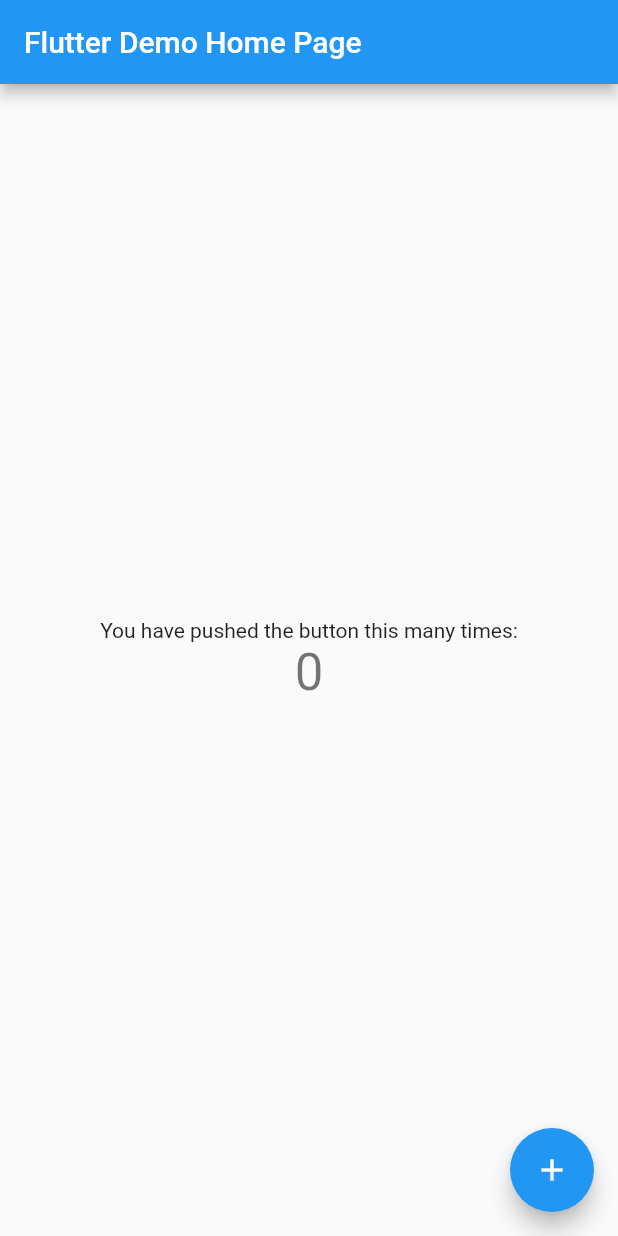
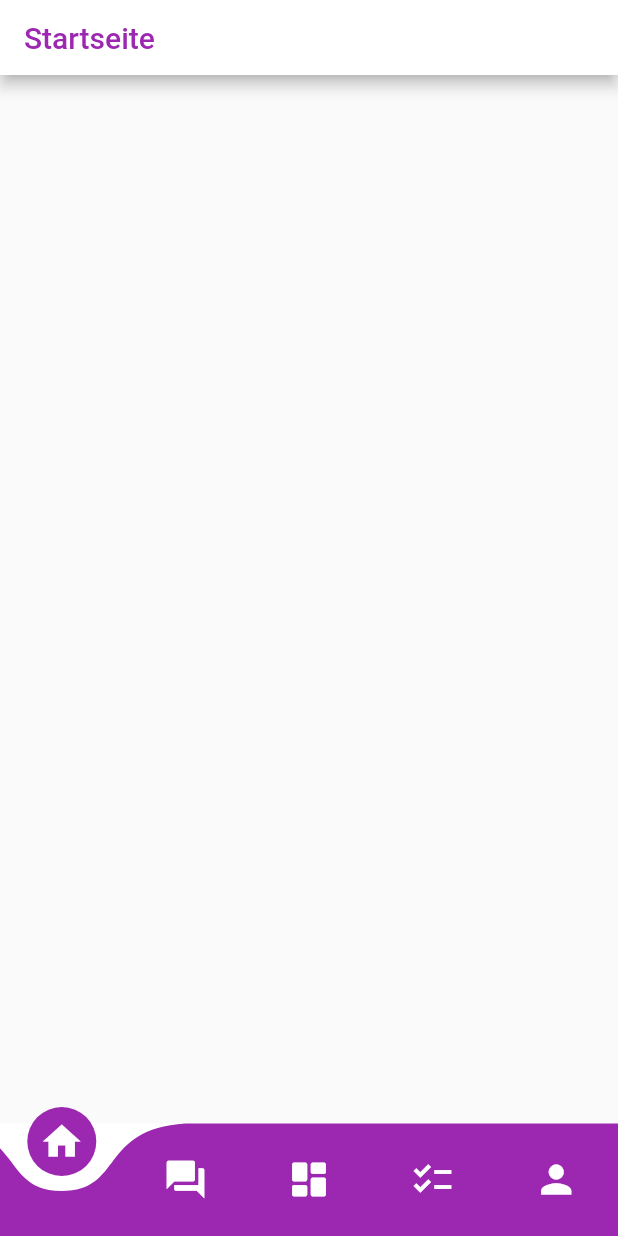
Before and after one commit to Zamaruu/seriousfocus, a Flutter app: the screen it shows after launch, on a phone screen of 412 x 824 dp. Run offline on Flutter 3.47's test engine with Material 2 defaults, Android fonts, the phone set to English and light mode, and no system bars; drawn by our look-alikes of curved_navigation_bar.

Commit message:
main page layout set

```diff
--- a/lib/main.dart
+++ b/lib/main.dart
@@ -1,4 +1,6 @@
 import 'package:flutter/material.dart';
+import 'package:flutter/rendering.dart';
+import 'package:seriousfocus/pages/mainnavigationpage.dart';
 
 void main() {
   runApp(MyApp());
@@ -6,108 +8,16 @@
 
 class MyApp extends StatelessWidget {
   // This widget is the root of your application.
+
   @override
   Widget build(BuildContext context) {
+    debugPaintSizeEnabled = false;
     return MaterialApp(
-      title: 'Flutter Demo',
+      debugShowCheckedModeBanner: false,
       theme: ThemeData(
-        // This is the theme of your application.
-        //
-        // Try running your application with "flutter run". You'll see the
-        // application has a blue toolbar. Then, without quitting the app, try
-        // changing the primarySwatch below to Colors.green and then invoke
-        // "hot reload" (press "r" in the console where you ran "flutter run",
-        // or simply save your changes to "hot reload" in a Flutter IDE).
-        // Notice that the counter didn't reset back to zero; the application
-        // is not restarted.
-        primarySwatch: Colors.blue,
+        primaryColor: Colors.purple
       ),
-      home: MyHomePage(title: 'Flutter Demo Home Page'),
+      home: SeriousFocusMainNavigationPage(),
     );
   }
 }
-
-class MyHomePage extends StatefulWidget {
-  MyHomePage({Key? key, required this.title}) : super(key: key);
-
-  // This widget is the home page of your application. It is stateful, meaning
-  // that it has a State object (defined below) that contains fields that affect
-  // how it looks.
-
-  // This class is the configuration for the state. It holds the values (in this
-  // case the title) provided by the parent (in this case the App widget) and
-  // used by the build method of the State. Fields in a Widget subclass are
-  // always marked "final".
-
-  final String title;
-
-  @override
-  _MyHomePageState createState() => _MyHomePageState();
-}
-
-class _MyHomePageState extends State<MyHomePage> {
-  int _counter = 0;
-
-  void _incrementCounter() {
-    setState(() {
-      // This call to setState tells the Flutter framework that something has
-      // changed in this State, which causes it to rerun the build method below
-      // so that the display can reflect the updated values. If we changed
-      // _counter without calling setState(), then the build method would not be
-      // called again, and so nothing would appear to happen.
-      _counter++;
-    });
-  }
-
-  @override
-  Widget build(BuildContext context) {
-    // This method is rerun every time setState is called, for instance as done
-    // by the _incrementCounter method above.
-    //
-    // The Flutter framework has been optimized to make rerunning build methods
-    // fast, so that you can just rebuild anything that needs updating rather
-    // than having to individually change instances of widgets.
-    return Scaffold(
-      appBar: AppBar(
-        // Here we take the value from the MyHomePage object that was created by
-        // the App.build method, and use it to set our appbar title.
-        title: Text(widget.title),
-      ),
-      body: Center(
-        // Center is a layout widget. It takes a single child and positions it
-        // in the middle of the parent.
-        child: Column(
-          // Column is also a layout widget. It takes a list of children and
-          // arranges them vertically. By default, it sizes itself to fit its
-          // children horizontally, and tries to be as tall as its parent.
-          //
-          // Invoke "debug painting" (press "p" in the console, choose the
-          // "Toggle Debug Paint" action from the Flutter Inspector in Android
-          // Studio, or the "Toggle Debug Paint" command in Visual Studio Code)
-          // to see the wireframe for each widget.
-          //
-          // Column has various properties to control how it sizes itself and
-          // how it positions its children. Here we use mainAxisAlignment to
-          // center the children vertically; the main axis here is the vertical
-          // axis because Columns are vertical (the cross axis would be
-          // horizontal).
-          mainAxisAlignment: MainAxisAlignment.center,
-          children: <Widget>[
-            Text(
-              'You have pushed the button this many times:',
-            ),
-            Text(
-              '$_counter',
-              style: Theme.of(context).textTheme.headline4,
-            ),
-          ],
-        ),
-      ),
-      floatingActionButton: FloatingActionButton(
-        onPressed: _incrementCounter,
-        tooltip: 'Increment',
-        child: Icon(Icons.add),
-      ), // This trailing comma makes auto-formatting nicer for build methods.
-    );
-  }
-}
--- /dev/null
+++ b/lib/pages/forum/forumpage.dart
@@ -0,0 +1,14 @@
+import 'package:flutter/material.dart';
+import 'package:seriousfocus/widgets/global/seriousfocus_scaffold.dart';
+
+class Forumpage extends StatelessWidget {
+  const Forumpage({Key? key}) : super(key: key);
+
+  @override
+  Widget build(BuildContext context) {
+    return SeriousFocusScaffold(
+      showAppBar: true,
+      title: "Forum",
+    );
+  }
+}
--- /dev/null
+++ b/lib/pages/home/homepage.dart
@@ -0,0 +1,14 @@
+import 'package:flutter/material.dart';
+import 'package:seriousfocus/widgets/global/seriousfocus_scaffold.dart';
+
+class Homepage extends StatelessWidget {
+  const Homepage({ Key? key }) : super(key: key);
+
+  @override
+  Widget build(BuildContext context) {
+    return SeriousFocusScaffold(
+      showAppBar: true,
+      title: "Startseite",
+    );
+  }
+}
--- /dev/null
+++ b/lib/pages/learning/learningpage.dart
@@ -0,0 +1,14 @@
+import 'package:flutter/material.dart';
+import 'package:seriousfocus/widgets/global/seriousfocus_scaffold.dart';
+
+class Learningpage extends StatelessWidget {
+  const Learningpage({Key? key}) : super(key: key);
+
+  @override
+  Widget build(BuildContext context) {
+    return SeriousFocusScaffold(
+      showAppBar: true,
+      title: "Karteikarten",
+    );
+  }
+}
--- /dev/null
+++ b/lib/pages/mainnavigationpage.dart
@@ -0,0 +1,58 @@
+import 'package:curved_navigation_bar/curved_navigation_bar.dart';
+import 'package:flutter/material.dart';
+import 'package:seriousfocus/pages/forum/forumpage.dart';
+import 'package:seriousfocus/pages/home/homepage.dart';
+import 'package:seriousfocus/pages/learning/learningpage.dart';
+import 'package:seriousfocus/pages/tasks/taskpage.dart';
+import 'package:seriousfocus/pages/user/userpage.dart';
+import 'package:seriousfocus/widgets/global/seriousfocus_scaffold.dart';
+
+class SeriousFocusMainNavigationPage extends StatefulWidget {
+  const SeriousFocusMainNavigationPage({ Key? key }) : super(key: key);
+
+  @override
+  _SeriousFocusMainNavigationPageState createState() => _SeriousFocusMainNavigationPageState();
+}
+
+class _SeriousFocusMainNavigationPageState extends State<SeriousFocusMainNavigationPage> {
+  late int _pageindex;
+  final Color iconColor = Colors.white;
+  final double iconSize = 30.0;
+
+  @override
+  void initState() {
+    super.initState();
+    _pageindex = 0;
+  }
+
+  final List<Widget> _mainpages = [
+    Homepage(),
+    Forumpage(),
+    Learningpage(),
+    Taskpage(),
+    Userpage(),
+  ];
+
+  @override
+  Widget build(BuildContext context) {
+    return SeriousFocusScaffold(
+      body: _mainpages[_pageindex],
+      bottomNavigationBar: CurvedNavigationBar(
+        color: Colors.purple,
+        backgroundColor: Colors.white,
+        items: <Icon>[
+          Icon(Icons.home, size: iconSize, color: iconColor,),
+          Icon(Icons.forum, size: iconSize, color: iconColor,),
+          Icon(Icons.dashboard_rounded, size: iconSize, color: iconColor,),
+          Icon(Icons.checklist, size: iconSize, color: iconColor,),
+          Icon(Icons.person, size: iconSize, color: iconColor,),
+        ],
+        onTap: (index) {
+          setState(() {
+            _pageindex = index;
+          });
+        },
+      ),
+    );
+  }
+}
--- /dev/null
+++ b/lib/pages/tasks/taskpage.dart
@@ -0,0 +1,14 @@
+import 'package:flutter/material.dart';
+import 'package:seriousfocus/widgets/global/seriousfocus_scaffold.dart';
+
+class Taskpage extends StatelessWidget {
+  const Taskpage({Key? key}) : super(key: key);
+
+  @override
+  Widget build(BuildContext context) {
+    return SeriousFocusScaffold(
+      showAppBar: true,
+      title: "Aufgaben",
+    );
+  }
+}
--- /dev/null
+++ b/lib/pages/user/userpage.dart
@@ -0,0 +1,14 @@
+import 'package:flutter/material.dart';
+import 'package:seriousfocus/widgets/global/seriousfocus_scaffold.dart';
+
+class Userpage extends StatelessWidget {
+  const Userpage({Key? key}) : super(key: key);
+
+  @override
+  Widget build(BuildContext context) {
+    return SeriousFocusScaffold(
+      showAppBar: true,
+      title: "Benutzer",
+    );
+  }
+}
--- /dev/null
+++ b/lib/widgets/global/seriousfocus_appbar.dart
@@ -0,0 +1,20 @@
+import 'package:flutter/material.dart';
+
+class SeriousFocusAppBar extends StatelessWidget  {
+  final String title;
+
+  const SeriousFocusAppBar({Key? key, required this.title}) : super(key: key);
+
+  @override
+  Widget build(BuildContext context) {
+    return AppBar(
+      title: Text(
+        title,
+        style: TextStyle(
+          color: Theme.of(context).primaryColor
+        ),
+      ),
+      backgroundColor: Colors.white,
+    );
+  }
+}
--- /dev/null
+++ b/lib/widgets/global/seriousfocus_scaffold.dart
@@ -0,0 +1,29 @@
+import 'package:flutter/material.dart';
+import 'package:seriousfocus/widgets/global/seriousfocus_appbar.dart';
+
+class SeriousFocusScaffold extends StatelessWidget {
+  final Widget? body;
+  final bool showAppBar;
+  final String title;
+  final Widget? bottomNavigationBar;
+
+  const SeriousFocusScaffold({
+    Key? key,
+    this.body,
+    this.title = "",
+    this.bottomNavigationBar,
+    this.showAppBar = false,
+  }) : super(key: key);
+
+  @override
+  Widget build(BuildContext context) {
+    return Scaffold(
+      appBar: showAppBar? PreferredSize(
+        preferredSize: const Size.fromHeight(50),
+        child: SeriousFocusAppBar(title: title,)
+      ): null,
+      body: body,
+      bottomNavigationBar: bottomNavigationBar,
+    );
+  }
+}
--- a/pubspec.yaml
+++ b/pubspec.yaml
@@ -28,6 +28,8 @@
   # The following adds the Cupertino Icons font to your application.
   # Use with the CupertinoIcons class for iOS style icons.
   cupertino_icons: ^1.0.2
+  curved_navigation_bar: ^1.0.1
+  provider: ^5.0.0
 
 dev_dependencies:
   flutter_test:
```
Also changed, not shown: pubspec.lock.
